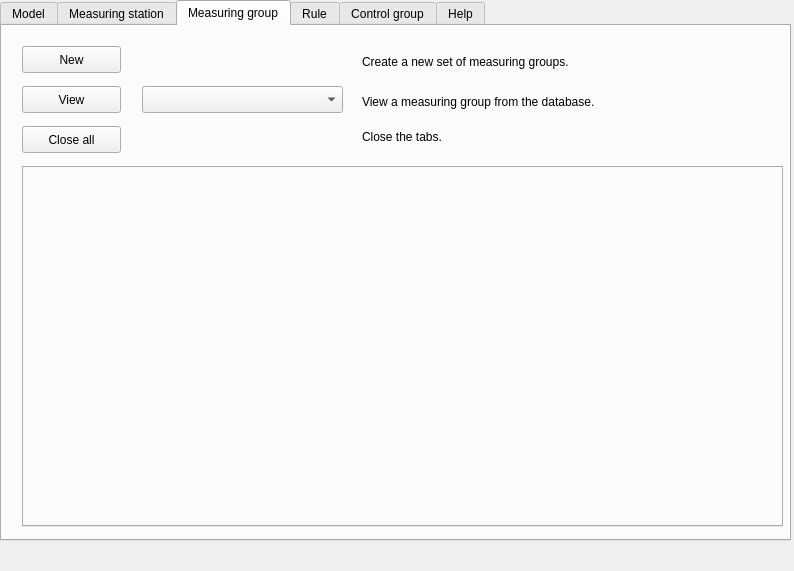
Before: the Qt Designer form ui/control_structures_dockwidget.ui in nens/threedi-results-analysis, drawn with Qt 5.
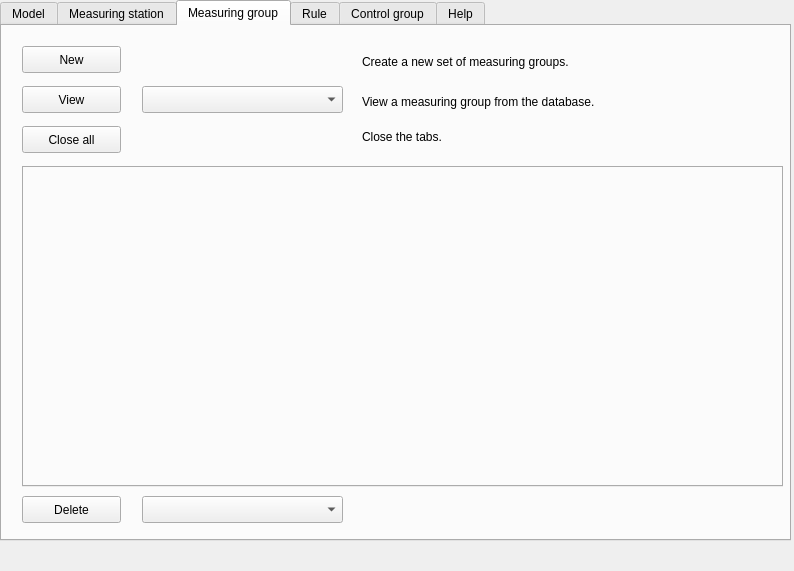
After: the same form once the commit is applied. The open tabs and pages were chosen to show the change.

Commit message: Make it possible to delete measuring groups from the database and from view wit the 'Delete' button.

```diff
--- a/ui/control_structures_dockwidget.ui
+++ b/ui/control_structures_dockwidget.ui
@@ -336,7 +336,7 @@
         <x>20</x>
         <y>140</y>
         <width>761</width>
-        <height>361</height>
+        <height>321</height>
        </rect>
       </property>
       <property name="autoFillBackground">
@@ -352,6 +352,29 @@
        <bool>true</bool>
       </property>
      </widget>
+     <widget class="QPushButton" name="pushbutton_input_measuring_group_delete">
+      <property name="geometry">
+       <rect>
+        <x>20</x>
+        <y>470</y>
+        <width>99</width>
+        <height>27</height>
+       </rect>
+      </property>
+      <property name="text">
+       <string>Delete</string>
+      </property>
+     </widget>
+     <widget class="QComboBox" name="combobox_input_measuring_group_delete">
+      <property name="geometry">
+       <rect>
+        <x>140</x>
+        <y>470</y>
+        <width>201</width>
+        <height>27</height>
+       </rect>
+      </property>
+     </widget>
     </widget>
     <widget class="QWidget" name="tab_rule">
      <attribute name="title">
```
The commit also changes 3 other files.
